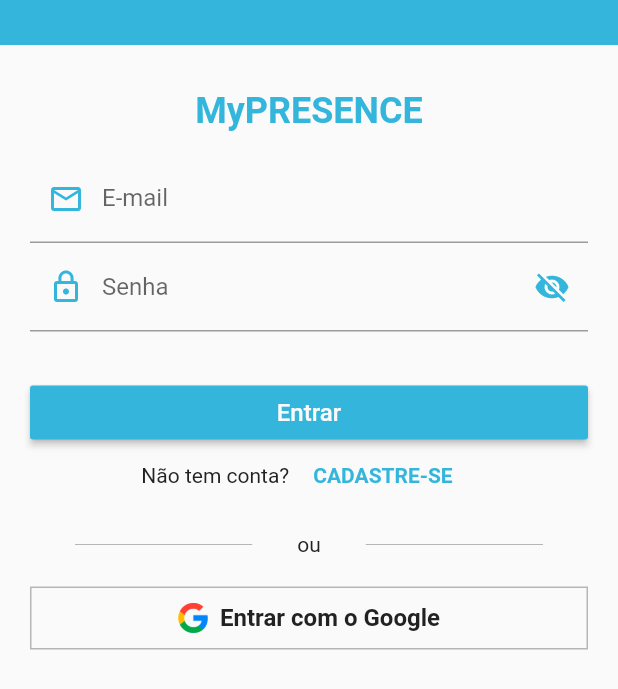
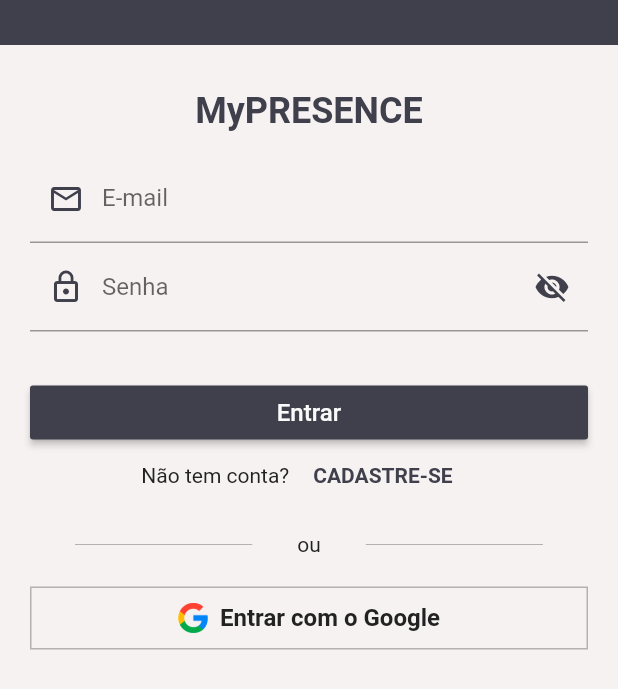
Before and after one commit to FirefliesDev/mypresence, a Flutter app: the screen it shows after launch, on a phone screen of 412 x 824 dp. Shown: the top 689 px of the screen. Run offline on Flutter 3.47's test engine with Material 2 defaults, Android fonts, the phone set to English and light mode, and no system bars; our stand-ins replace firebase_auth, google_sign_in; accounts and stored records are empty.

Commit message:
New colors added

```diff
--- a/lib/utils/colors_palette.dart
+++ b/lib/utils/colors_palette.dart
@@ -3,16 +3,20 @@
 /// Stores all the custom colors used in this application
 class ColorsPalette {
   /// Primary Color
-  static const Color primaryColor = const Color(0XFF34B6DC);
+  // static const Color primaryColor = const Color(0XFF34B6DC);
+  static const Color primaryColor = const Color(0XFF3F404C);
 
   /// Primary Color Dark
-  static const Color primaryColorDark = const Color(0XFF0085aa);
+  // static const Color primaryColorDark = const Color(0XFF0085aa);
+  static const Color primaryColorDark = const Color(0XFF181a24);
 
   /// Primary Color Light
-  static const Color primaryColorLight = const Color(0XFF75e7ff);
+  // static const Color primaryColorLight = const Color(0XFF75e7ff);
+  static const Color primaryColorLight = const Color(0XFF6a6b78);
 
   /// Accent Color
-  static const Color accentColor = const Color(0XFFFF2152);
+  static const Color accentColor = const Color(0XFFFE6726);
+  // static const Color accentColor = const Color(0XFFFF2152);
 
   /// Text Color for Light theme
   static const Color textColorDark = const Color(0XFF222222);
@@ -20,11 +24,17 @@
   /// Text Color for Light theme 50% opacity
   static const Color textColorDark50 = const Color(0X50222222);
 
+    /// Text Color for Light theme 90% opacity
+  static const Color textColorDark90 = const Color(0X90222222);
+
   /// Text Color for Dark theme
   static const Color textColorLight = const Color(0XFFFAFAFA);
 
   /// Background Color Light version
-  static const Color backgroundColorLight = const Color(0XFFFAFAFA);
+  // static const Color backgroundColorLight = const Color(0XFFFAFAFA);
+  static const Color backgroundColorLight = const Color(0XFFF7F2F2);
+
+  static const Color background = const Color(0XFFECEADF);
 
   /// Background Color Snow version
   static const Color backgroundColorSnow = const Color(0XFFF7F2F2);
@@ -44,4 +54,4 @@
 }
 
 /// Schema Color URL
-/// https://www.schemecolor.com/pristine-beach.php
+/// https://www.schemecolor.com/new-business-website.php
```
